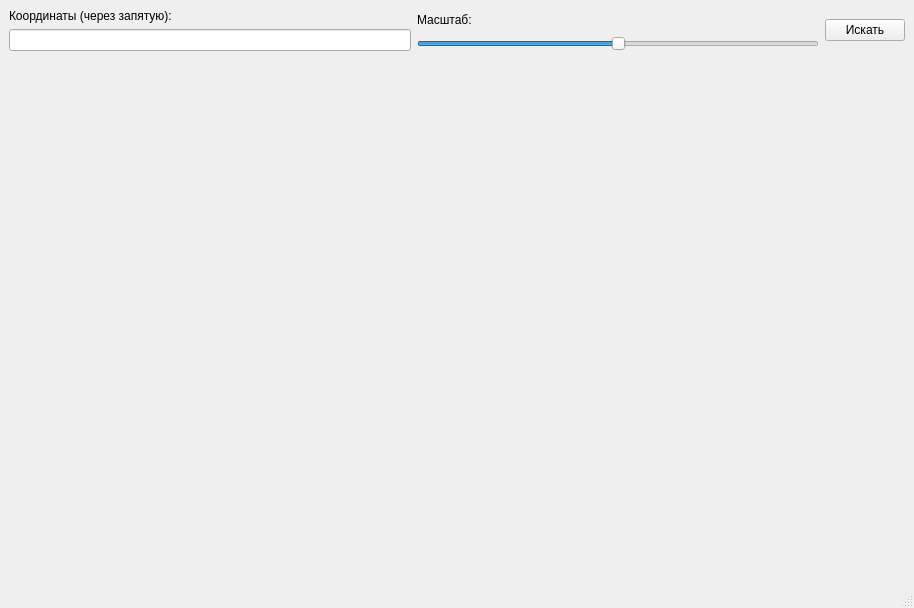
Qt form main.ui (Nekson228/Map-API) before a commit.
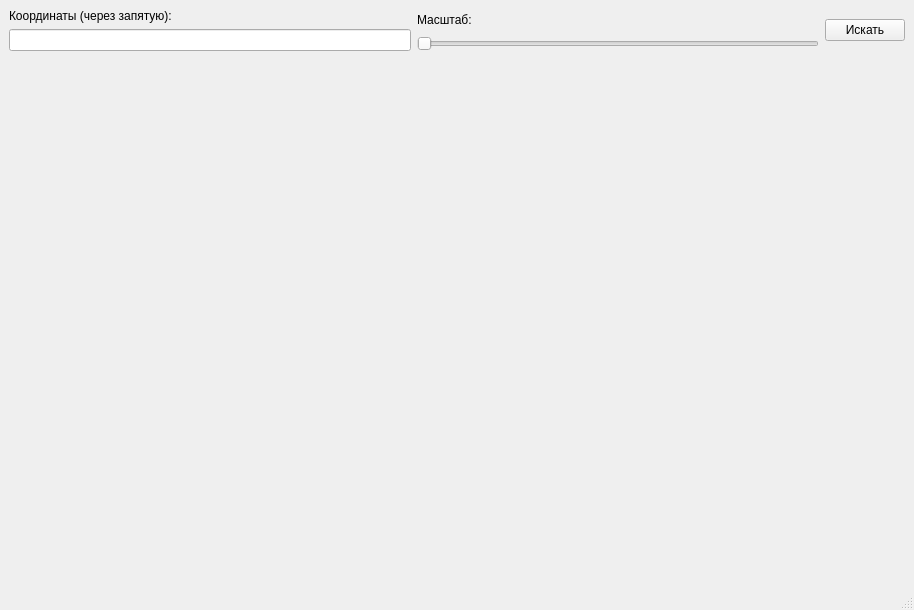
The same form after that commit.

```diff
--- a/main.ui
+++ b/main.ui
@@ -7,7 +7,7 @@
     <x>0</x>
     <y>0</y>
     <width>914</width>
-    <height>608</height>
+    <height>610</height>
    </rect>
   </property>
   <property name="windowTitle">
@@ -42,14 +42,8 @@
         </item>
         <item>
          <widget class="QSlider" name="zoom_slider">
-          <property name="minimum">
-           <number>1</number>
-          </property>
           <property name="maximum">
-           <number>15</number>
-          </property>
-          <property name="value">
-           <number>8</number>
+           <number>20</number>
           </property>
           <property name="orientation">
            <enum>Qt::Horizontal</enum>
```
